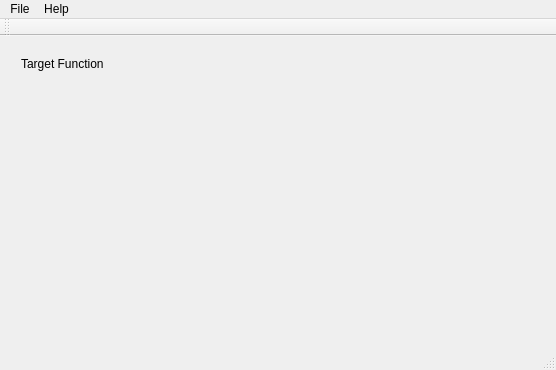
Qt form mainwindow.ui (aleax/simplex) before a commit.
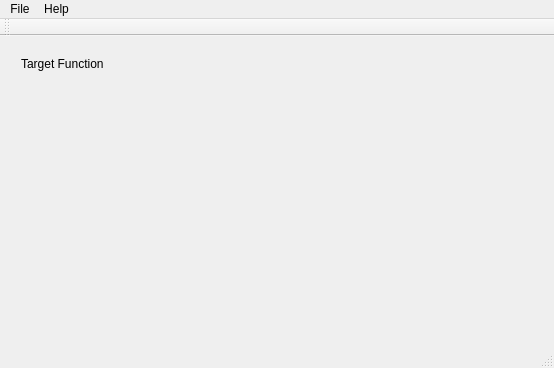
The same form after that commit.

The edit to the form file:
```diff
--- a/mainwindow.ui
+++ b/mainwindow.ui
@@ -6,8 +6,8 @@
    <rect>
     <x>0</x>
     <y>0</y>
-    <width>556</width>
-    <height>370</height>
+    <width>554</width>
+    <height>368</height>
    </rect>
   </property>
   <property name="windowTitle">
@@ -52,7 +52,7 @@
     <rect>
      <x>0</x>
      <y>0</y>
-     <width>556</width>
+     <width>554</width>
      <height>23</height>
     </rect>
    </property>
```
Left out of the diff: 2 changed lines with no effect on the pictures.
